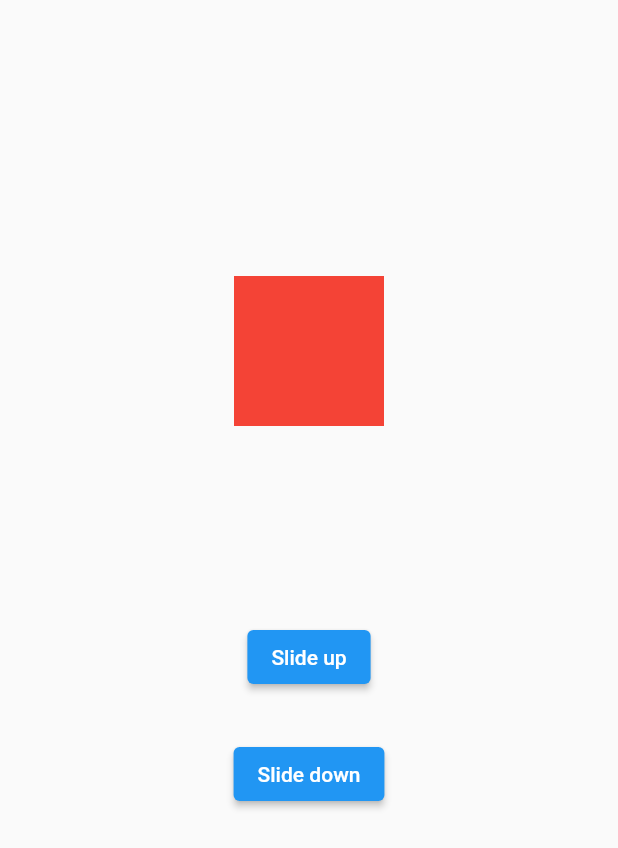
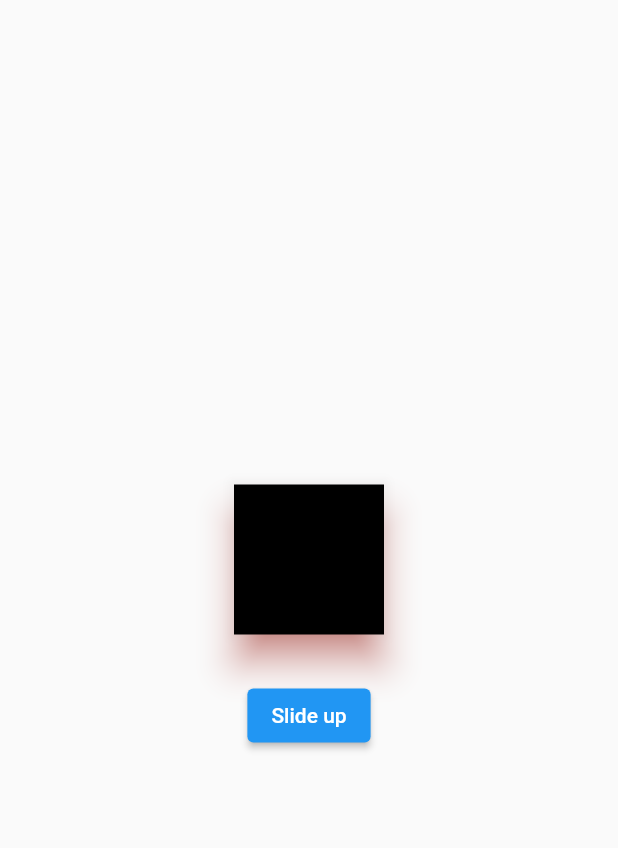
Before and after one commit to DaemonAssassin/implicit-animations, a Flutter app: the screen it shows after launch, after a tap on "Slide up", on a phone screen of 412 x 824 dp. Shown: the top 848 px of the screen. Run offline on Flutter 3.47's test engine with Material 2 defaults, Android fonts, the phone set to English and light mode, and no system bars.

Commit message:
Learned AnimatedPhysicalModel

```diff
--- /dev/null
+++ b/lib/animated_physical_mode.dart
@@ -0,0 +1,57 @@
+import 'package:flutter/material.dart';
+import '../../utils/helper_widgets.dart';
+
+class MyAnimatedPhysicalModel extends StatefulWidget {
+  const MyAnimatedPhysicalModel({Key? key}) : super(key: key);
+
+  @override
+  State<MyAnimatedPhysicalModel> createState() =>
+      MyAnimatedPhysicalModelState();
+}
+
+class MyAnimatedPhysicalModelState extends State<MyAnimatedPhysicalModel> {
+  double _elevation = 0.0;
+  Color _color = Colors.lime;
+  Color _shadowColor = Colors.black;
+  bool isFirst = true;
+
+  @override
+  Widget build(BuildContext context) {
+    return Column(
+      mainAxisAlignment: MainAxisAlignment.center,
+      children: [
+        AnimatedPhysicalModel(
+          duration: const Duration(seconds: 1),
+          shape: BoxShape.rectangle,
+          elevation: _elevation,
+          color: _color,
+          shadowColor: _shadowColor,
+          child: _buildContainer(),
+        ),
+        addVerticalSpace(30.0),
+        buildButton(
+          text: 'Slide up',
+          onPressed: () {
+            _change();
+          },
+        ),
+      ],
+    );
+  }
+
+  void _change() {
+    setState(() {
+      _elevation = isFirst ? 10.0 : 0.0;
+      _color = isFirst ? Colors.black : Colors.lime;
+      _shadowColor = isFirst ? Colors.red : Colors.transparent;
+      isFirst = !isFirst;
+    });
+  }
+
+  Widget _buildContainer() {
+    return const SizedBox(
+      width: 100.0,
+      height: 100.0,
+    );
+  }
+}
--- a/lib/main.dart
+++ b/lib/main.dart
@@ -1,5 +1,5 @@
 import 'package:flutter/material.dart';
-import 'package:implicit_animations_flutter/widgets/animated_widgets/animated_slide.dart';
+import 'package:implicit_animations_flutter/animated_physical_mode.dart';
 
 void main(List<String> args) {
   runApp(const MyApp());
@@ -13,7 +13,7 @@ class MyApp extends StatelessWidget {
     return const MaterialApp(
       home: Scaffold(
         body: Center(
-          child: MyAnimatedSlide(),
+          child: MyAnimatedPhysicalModel(),
         ),
       ),
     );
```
